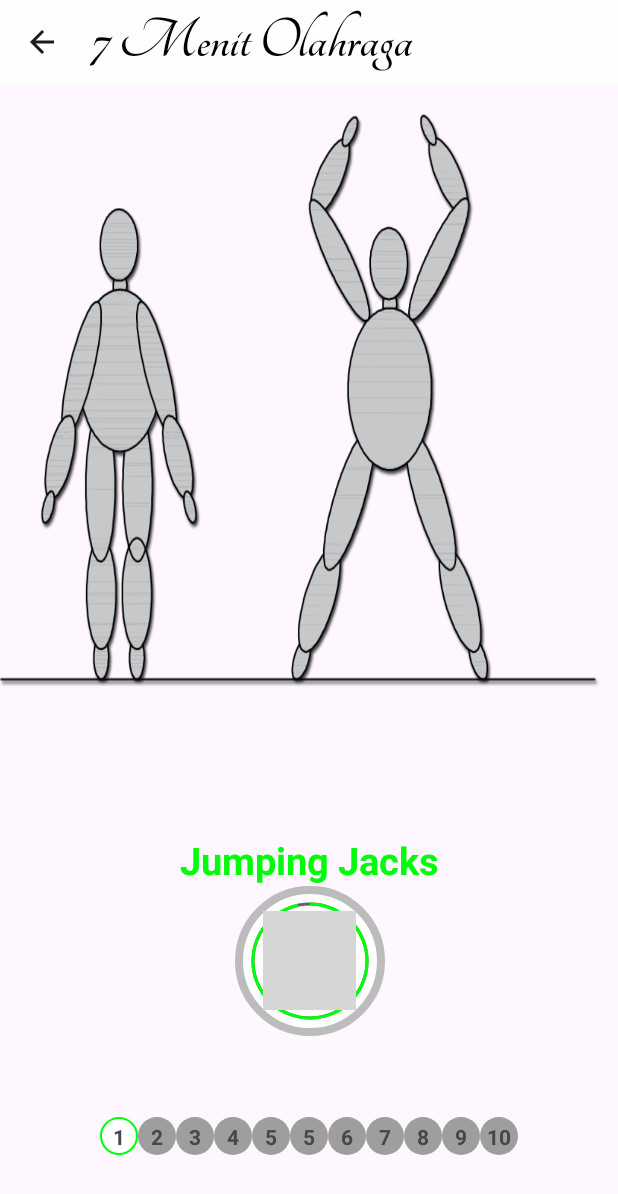
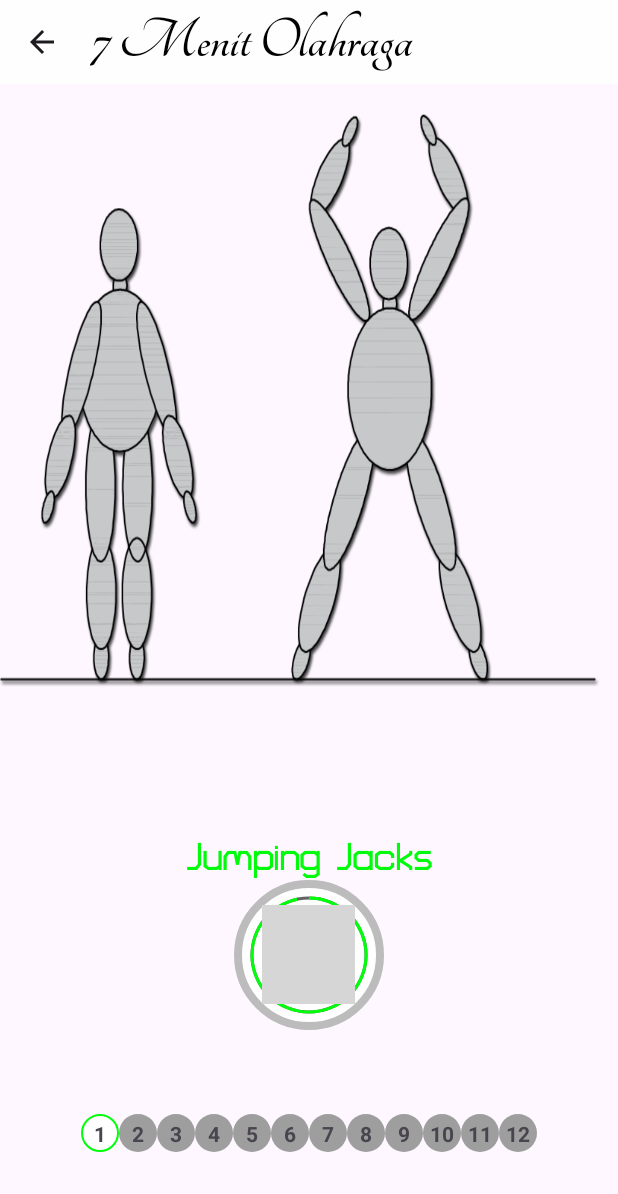
Before and after one commit to hendrimardani/7_minutes_workout, an Android app: the ExerciseActivity screen opened directly, with no data from a screen before it, on a phone screen of 412 x 824 dp. Shown: the top 1194 px of the screen. Run offline under Robolectric (Android 15) with nearby library versions, the phone set to English and light mode, and no system bars; grey boxes are pictures that could not be loaded.

Commit message:
Change color button3

```diff
--- a/app/src/main/java/com/example/a7minutesworkout/Constants.kt
+++ b/app/src/main/java/com/example/a7minutesworkout/Constants.kt
@@ -50,7 +50,7 @@ object Constants {
         exerciseList.add(plank)
 
         val pushUp = ExerciseModel(
-            5,
+            6,
             "Push Up",
             R.drawable.ic_push_up,
             false,
@@ -59,7 +59,7 @@ object Constants {
         exerciseList.add(pushUp)
 
         val pushUpRotation = ExerciseModel(
-            6,
+            7,
             "Push Up Rotation",
             R.drawable.ic_push_up_and_rotation,
             false,
@@ -68,7 +68,7 @@ object Constants {
         exerciseList.add(pushUpRotation)
 
         val squat = ExerciseModel(
-            7,
+            8,
             "Squat",
             R.drawable.ic_squat,
             false,
@@ -77,7 +77,7 @@ object Constants {
         exerciseList.add(squat)
 
         val stepUpOntoChair = ExerciseModel(
-            8,
+            9,
             "Step Up Onto Chair",
             R.drawable.ic_step_up_onto_chair,
             false,
@@ -86,7 +86,7 @@ object Constants {
         exerciseList.add(stepUpOntoChair)
 
         val tricepsDipOnChair = ExerciseModel(
-            9,
+            10,
             "Triceps Dip On Chair",
             R.drawable.ic_triceps_dip_on_chair,
             false,
@@ -95,7 +95,7 @@ object Constants {
         exerciseList.add(tricepsDipOnChair)
 
         val wallSit = ExerciseModel(
-            10,
+            11,
             "Wall Sit",
             R.drawable.ic_wall_sit,
             false,
@@ -103,6 +103,16 @@ object Constants {
         )
         exerciseList.add(wallSit)
 
+        val sidePlank = ExerciseModel(
+            12,
+            "Side Plank",
+            R.drawable.ic_side_plank,
+            false,
+            false
+        )
+        exerciseList.add(sidePlank)
+
+
         return  exerciseList
     }
 }
--- a/app/src/main/res/layout/activity_exercise.xml
+++ b/app/src/main/res/layout/activity_exercise.xml
@@ -26,7 +26,8 @@
         android:layout_width="wrap_content"
         android:layout_height="wrap_content"
         android:layout_marginTop="116dp"
-        android:text="Get Ready For"
+        android:text="Siap-siap"
+        style="@style/font_turrent_road_bold"
         android:textColor="#00FF0A"
         android:textSize="22sp"
         android:textStyle="bold"
@@ -71,8 +72,8 @@
                 android:textColor="@color/white"
                 android:textSize="25sp"
                 android:textStyle="bold"
-                tools:text="10" />
-
+                tools:text="10"
+                style="@style/font_turrent_road_bold" />
         </LinearLayout>
     </FrameLayout>
 
@@ -82,7 +83,8 @@
         android:layout_height="wrap_content"
         android:textColor="#676767"
         android:textSize="25sp"
-        android:text="UPCOMING NAME"
+        android:text="NAMA YANG AKAN DATANG"
+        style="@style/font_turrent_road_regular"
         android:textStyle="bold"
         android:gravity="center"
         app:layout_constraintStart_toStartOf="parent"
@@ -97,6 +99,7 @@
         android:textColor="#FF0000"
         android:textSize="25sp"
         android:text="Name"
+        style="@style/font_turrent_road_regular"
         android:textStyle="bold"
         app:layout_constraintStart_toStartOf="@id/tvUpcomingExerciseLabel"
         app:layout_constraintEnd_toEndOf="@id/tvUpcomingExerciseLabel"
@@ -119,6 +122,7 @@
         android:textColor="#00FB0B"
         android:textSize="25sp"
         android:text="Exercise Name"
+        style="@style/font_turrent_road_regular"
         android:textStyle="bold"
         tools:text="Exercise Name"
         android:gravity="center"
@@ -126,6 +130,7 @@
         app:layout_constraintEnd_toEndOf="parent"
         app:layout_constraintTop_toBottomOf="@+id/ivExercise"
         />
+
 
     <FrameLayout
         android:id="@+id/flExerciseView"
@@ -150,6 +155,7 @@
             android:progressDrawable="@drawable/circular_progress_bar"
             android:rotation="-90" />
 
+
         <LinearLayout
             android:layout_width="62dp"
             android:layout_height="66dp"
@@ -164,9 +170,10 @@
                 android:textColor="@color/white"
                 android:textSize="25sp"
                 android:textStyle="bold"
-                tools:text="30" />
+                tools:text="30"
+                style="@style/font_turrent_road_bold" />
+        </LinearLayout>
 
-        </LinearLayout>
     </FrameLayout>
 
     <androidx.recyclerview.widget.RecyclerView
@@ -178,10 +185,4 @@
         app:layout_constraintStart_toStartOf="parent"
         app:layout_constraintEnd_toEndOf="parent"
         app:layout_constraintBottom_toBottomOf="parent" />
-
-
-
-
-
-
 </androidx.constraintlayout.widget.ConstraintLayout>
--- a/app/src/main/res/layout/activity_history.xml
+++ b/app/src/main/res/layout/activity_history.xml
@@ -63,6 +63,10 @@
         android:layout_width="match_parent"
         android:layout_height="wrap_content"
         android:text="HAPUS SEMUA HISTORI"
+        android:textColor="@color/black"
+        style="@style/font_turrent_road_bold"
+        android:backgroundTint="@color/white"
+        android:drawableLeft="@drawable/ic_delete"
         android:visibility="invisible"
         tools:visibility="visible"
         app:layout_constraintBottom_toBottomOf="parent"
```
Also changed, not shown: app/src/main/res/drawable-v24/ic_side_plank.png (added).
